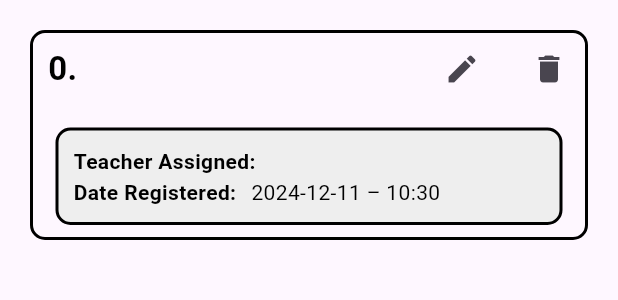
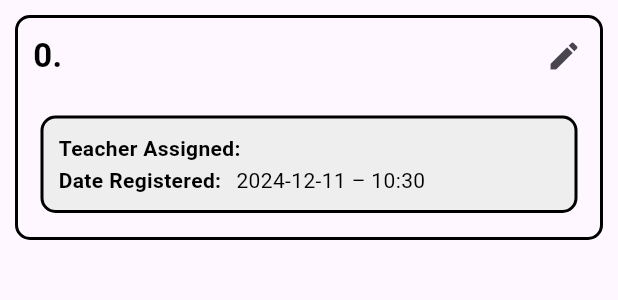
Before and after one commit to ndrw-ynz/physix-companion-app, a Flutter app: the SectionDetailsWidget widget shown alone on an empty page, opened directly with empty values, on a phone screen of 412 x 824 dp. Shown: the top 300 px of the screen. Run offline on Flutter 3.47's test engine with Material 3 defaults, Android fonts, the phone set to English and light mode, and no system bars; our stand-ins replace cloud_firestore, firebase_auth, firebase_core, go_router; accounts and stored records are empty.

Commit message:
fix: fix overflow problems on section details widget

```diff
--- a/lib/widgets/sections/section_details_widget.dart
+++ b/lib/widgets/sections/section_details_widget.dart
@@ -22,13 +22,13 @@ class SectionDetailsWidget extends StatelessWidget {
   @override
   Widget build(BuildContext context) {
     return Container(
-        margin: const EdgeInsets.all(20.0),
-        height: 140,
+        margin: const EdgeInsets.all(10.0),
+        height: 150,
         decoration: BoxDecoration(
             border: Border.all(color: Colors.black, width: 2.0),
             borderRadius: BorderRadius.circular(10.0)),
         child: Column(
-            mainAxisAlignment: MainAxisAlignment.spaceBetween,
+            mainAxisAlignment: MainAxisAlignment.spaceEvenly,
             crossAxisAlignment: CrossAxisAlignment.stretch,
             children: <Widget>[
               Row(
@@ -62,15 +62,7 @@ class SectionDetailsWidget extends StatelessWidget {
                         style: ElevatedButton.styleFrom(
                           padding: const EdgeInsets.symmetric(horizontal: 10),
                         ),
-                      ),
-                      const SizedBox(width: 10), // Space between buttons
-                      IconButton(
-                        onPressed: () {},
-                        icon: const Icon(Icons.delete),
-                        style: ElevatedButton.styleFrom(
-                          padding: const EdgeInsets.symmetric(horizontal: 10),
-                        ),
-                      ),
+                      )
                     ],
                   ),
                 ],
@@ -85,7 +77,10 @@ class SectionDetailsWidget extends StatelessWidget {
                   child: Column(
                     crossAxisAlignment: CrossAxisAlignment.start,
                     children: <Widget>[
-                      Row(children: <Widget>[
+                      Wrap(
+                          direction: Axis.horizontal,
+                          alignment: WrapAlignment.start,
+                          children: <Widget>[
                             const Text(
                               "Teacher Assigned:",
                               style: TextStyle(fontWeight: FontWeight.bold),
@@ -94,7 +89,10 @@ class SectionDetailsWidget extends StatelessWidget {
                             Text("$teacherAssigned"),
                           ]),
                       const SizedBox(width: 10),
-                      Row(children: <Widget>[
+                      Wrap(
+                          direction: Axis.horizontal,
+                          alignment: WrapAlignment.start,
+                          children: <Widget>[
                             const Text("Date Registered:",
                                 style: TextStyle(fontWeight: FontWeight.bold)),
                             const SizedBox(width: 10),
```
Lines whose indentation alone changed are shown as unchanged.
